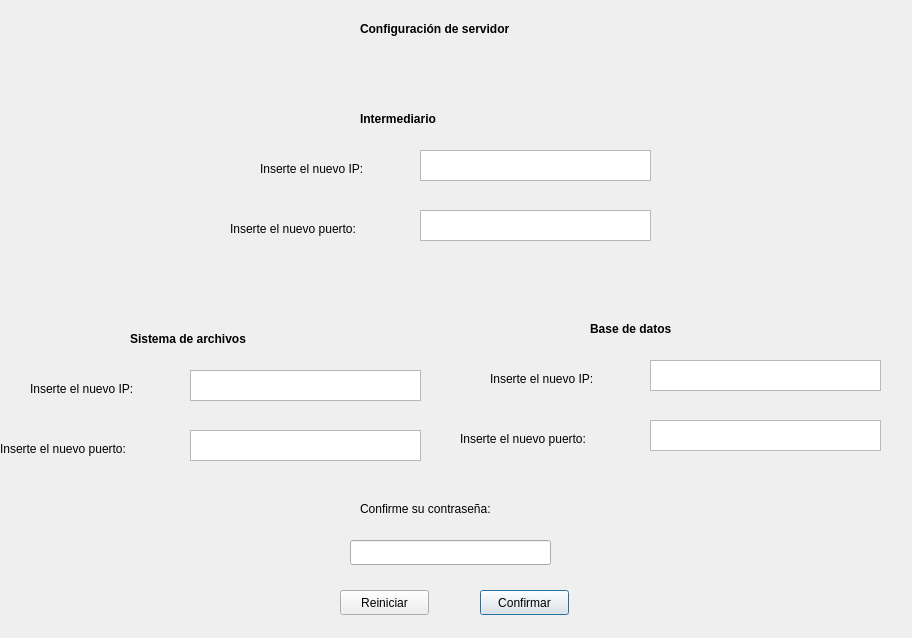
Qt form Interfaz/sys_config.ui (Los-Pollitos/PI-Redes-Sistemas-Operativos) before a commit.
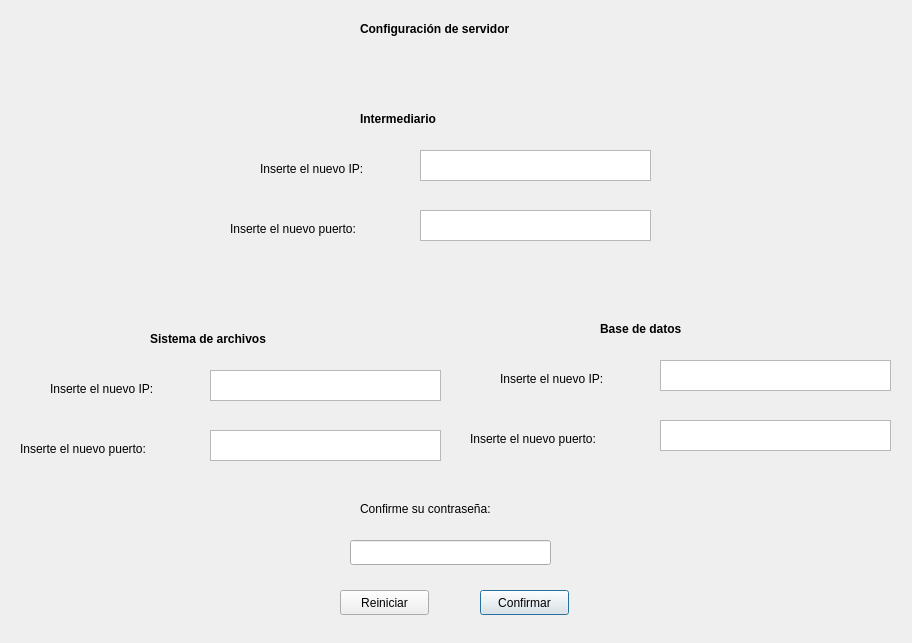
The same form after that commit.

The edit to the form file:
```diff
--- a/Interfaz/sys_config.ui
+++ b/Interfaz/sys_config.ui
@@ -7,7 +7,7 @@
     <x>0</x>
     <y>0</y>
     <width>912</width>
-    <height>638</height>
+    <height>643</height>
    </rect>
   </property>
   <property name="windowTitle">
@@ -124,7 +124,7 @@
   <widget class="QLabel" name="label_9">
    <property name="geometry">
     <rect>
-     <x>30</x>
+     <x>50</x>
      <y>380</y>
      <width>221</width>
      <height>17</height>
@@ -137,7 +137,7 @@
   <widget class="QLabel" name="label_10">
    <property name="geometry">
     <rect>
-     <x>130</x>
+     <x>150</x>
      <y>330</y>
      <width>151</width>
      <height>17</height>
@@ -155,7 +155,7 @@
   <widget class="QPlainTextEdit" name="file_system_ip">
    <property name="geometry">
     <rect>
-     <x>190</x>
+     <x>210</x>
      <y>370</y>
      <width>231</width>
      <height>31</height>
@@ -165,7 +165,7 @@
   <widget class="QPlainTextEdit" name="file_system_port">
    <property name="geometry">
     <rect>
-     <x>190</x>
+     <x>210</x>
      <y>430</y>
      <width>231</width>
      <height>31</height>
@@ -175,7 +175,7 @@
   <widget class="QLabel" name="label_11">
    <property name="geometry">
     <rect>
-     <x>0</x>
+     <x>20</x>
      <y>440</y>
      <width>171</width>
      <height>17</height>
@@ -188,7 +188,7 @@
   <widget class="QLabel" name="label_12">
    <property name="geometry">
     <rect>
-     <x>490</x>
+     <x>500</x>
      <y>370</y>
      <width>221</width>
      <height>17</height>
@@ -201,7 +201,7 @@
   <widget class="QLabel" name="label_13">
    <property name="geometry">
     <rect>
-     <x>590</x>
+     <x>600</x>
      <y>320</y>
      <width>101</width>
      <height>17</height>
@@ -219,7 +219,7 @@
   <widget class="QPlainTextEdit" name="data_base_ip">
    <property name="geometry">
     <rect>
-     <x>650</x>
+     <x>660</x>
      <y>360</y>
      <width>231</width>
      <height>31</height>
@@ -229,7 +229,7 @@
   <widget class="QPlainTextEdit" name="data_base_port">
    <property name="geometry">
     <rect>
-     <x>650</x>
+     <x>660</x>
      <y>420</y>
      <width>231</width>
      <height>31</height>
@@ -239,7 +239,7 @@
   <widget class="QLabel" name="label_14">
    <property name="geometry">
     <rect>
-     <x>460</x>
+     <x>470</x>
      <y>430</y>
      <width>171</width>
      <height>17</height>
```
